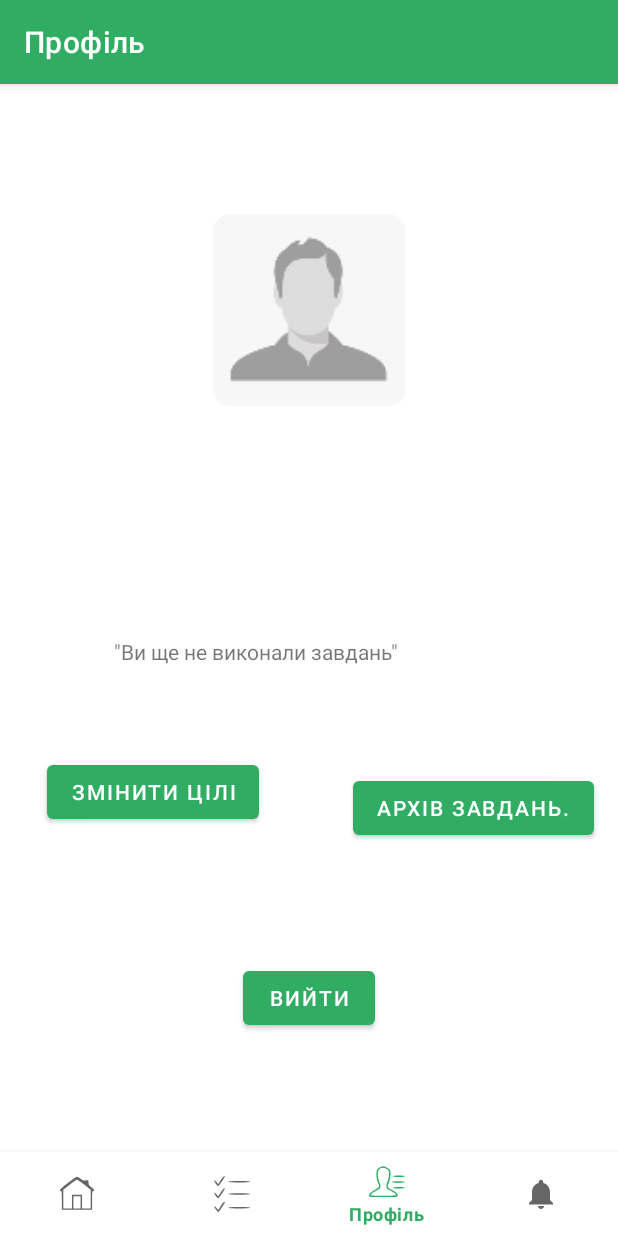
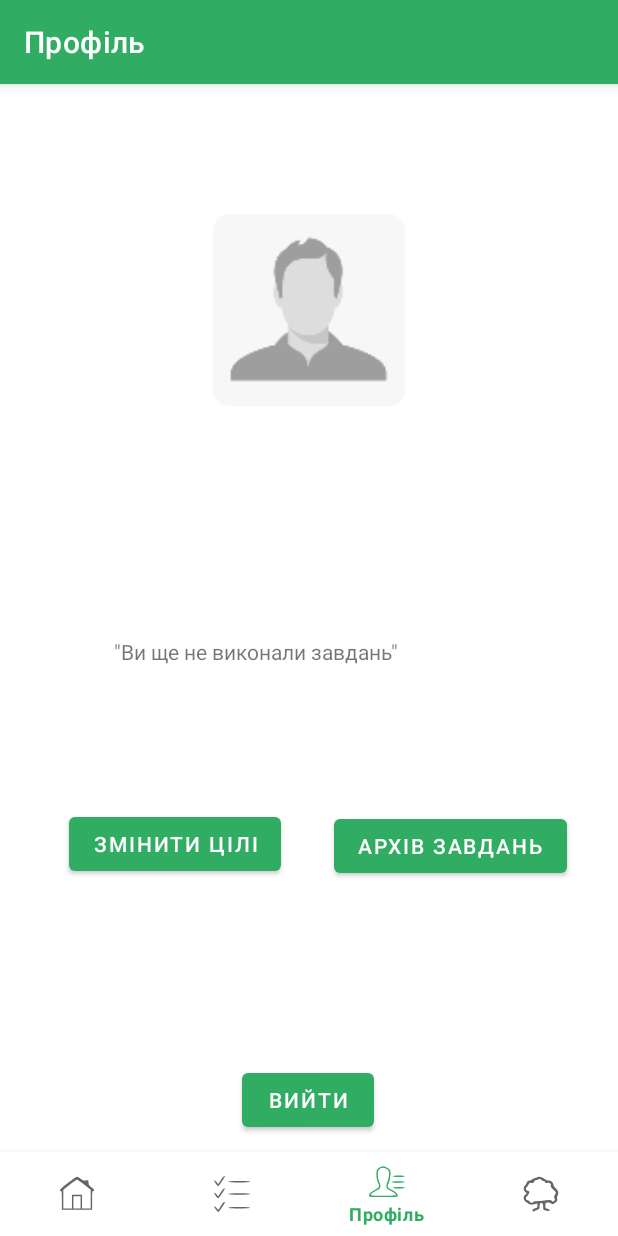
Before and after one commit to njilrem/getting-active, an Android app: the ProfileFragment screen opened through its navigation route, on a phone screen of 412 x 824 dp. Run offline under Robolectric (Android 15) with nearby library versions, the phone set to English and light mode, and no system bars; our stand-ins replace Firebase (no records; nobody signed in at launch, a user with empty details on screens opened directly), navigation-ui; libraries missing offline, so code that uses them is left out: com.firebase.ui; 2 statements that could not run were skipped.

Commit message:
small button fix and tree icon added

```diff
--- a/app/src/main/res/layout/fragment_notifications.xml
+++ b/app/src/main/res/layout/fragment_notifications.xml
@@ -54,10 +54,10 @@
         android:text="@string/archive_tasks_label"
         app:layout_constraintBottom_toBottomOf="parent"
         app:layout_constraintEnd_toEndOf="parent"
-        app:layout_constraintHorizontal_bias="0.936"
+        app:layout_constraintHorizontal_bias="0.867"
         app:layout_constraintStart_toStartOf="parent"
-        app:layout_constraintTop_toBottomOf="@+id/progress_text"
-        app:layout_constraintVertical_bias="0.205" />
+        app:layout_constraintTop_toTopOf="parent"
+        app:layout_constraintVertical_bias="0.729" />
 
     <Button
         android:id="@+id/sign_out_button"
@@ -66,19 +66,20 @@
         android:text="@string/sign_out"
         app:layout_constraintBottom_toBottomOf="parent"
         app:layout_constraintEnd_toEndOf="parent"
+        app:layout_constraintHorizontal_bias="0.498"
         app:layout_constraintStart_toStartOf="parent"
-        app:layout_constraintTop_toBottomOf="@+id/archive_button" />
+        app:layout_constraintTop_toBottomOf="@+id/preferences_button"
+        app:layout_constraintVertical_bias="0.919" />
 
     <Button
         android:id="@+id/preferences_button"
         android:layout_width="wrap_content"
         android:layout_height="wrap_content"
-        android:layout_marginTop="42dp"
         android:text="@string/preferences_button_text"
         app:layout_constraintBottom_toBottomOf="parent"
         app:layout_constraintEnd_toStartOf="@+id/archive_button"
-        app:layout_constraintHorizontal_bias="0.333"
+        app:layout_constraintHorizontal_bias="0.566"
         app:layout_constraintStart_toStartOf="parent"
-        app:layout_constraintTop_toBottomOf="@+id/progress_text"
-        app:layout_constraintVertical_bias="0.0" />
+        app:layout_constraintTop_toTopOf="parent"
+        app:layout_constraintVertical_bias="0.727" />
 </androidx.constraintlayout.widget.ConstraintLayout>
--- a/app/src/main/res/menu/bottom_nav_menu.xml
+++ b/app/src/main/res/menu/bottom_nav_menu.xml
@@ -18,7 +18,7 @@
 
     <item
         android:id="@+id/navigation_tree"
-        android:icon="@drawable/ic_notifications_black_24dp"
+        android:icon="@drawable/ic_icons8_oak_tree_50"
         android:title="@string/navigation_tree"
         />
 
--- a/app/src/main/res/values/strings.xml
+++ b/app/src/main/res/values/strings.xml
@@ -23,7 +23,7 @@
     <string name="task_viewholder_button_text">Я в ділі!</string>
     <string name="progress_string_no_tasks">\"Ви ще не виконали завдань\"</string>
     <string name="select_pref_text">Виберіть ваші цілі:</string>
-    <string name="archive_tasks_label">Архів завдань.</string>
+    <string name="archive_tasks_label">Архів завдань</string>
     <string name="task_complete">Виконано!</string>
     <string name="task_accepted">Я в ділі!</string>
     <string name="title_activity_archive">ArchiveActivity</string>
```
